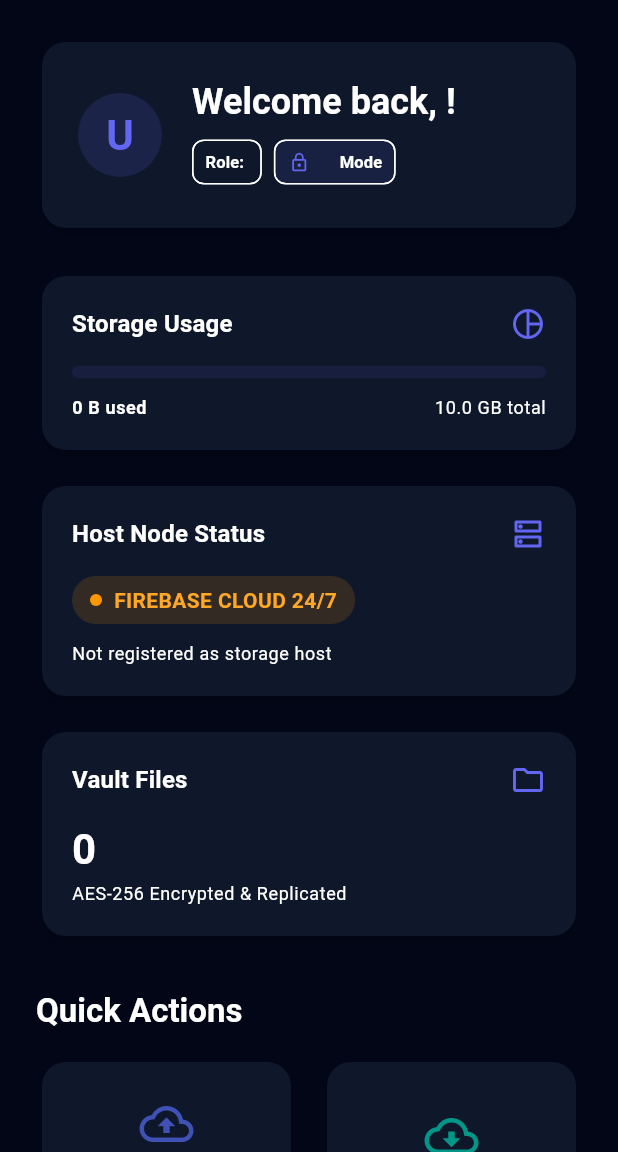
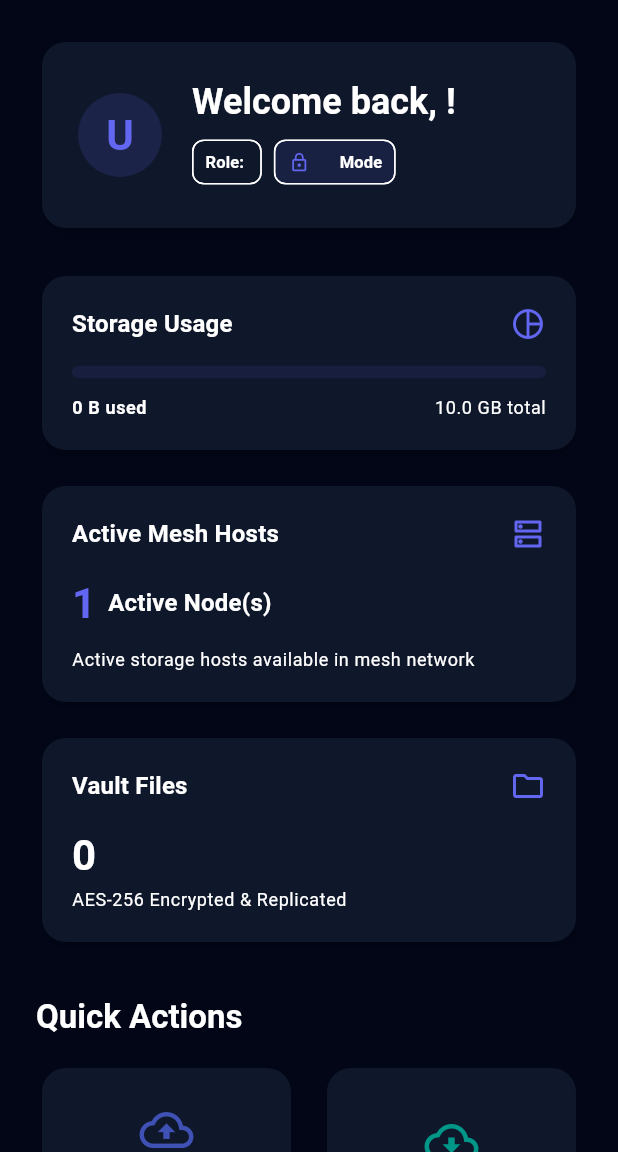
Before and after one commit to ashokpsgitech/Neurovault, a Flutter app: the DashboardScreen screen opened by its route, on a phone screen of 412 x 824 dp, the part 84-1236 px from its top. Run offline on Flutter 3.47's test engine with Material 3 defaults, Android fonts, the phone set to English and light mode, and no system bars; our stand-ins replace cloud_firestore, dio, file_picker, firebase_auth, firebase_core, firebase_storage and 5 more; missing offline and left inert: dart:html, pointycastle; accounts and stored records are empty; network calls fail.

Commit message:
Add active hosts count, restrict host upload/download options, and add persistent vault file caching

```diff
--- a/frontend/lib/features/dashboard/models/dashboard_stats_model.dart
+++ b/frontend/lib/features/dashboard/models/dashboard_stats_model.dart
@@ -7,6 +7,7 @@ class DashboardStatsModel {
   final int storageCapacityBytes;
   final int reservedStorageBytes;
   final String hostStatus;
+  final int activeHostsCount;
   final int totalFiles;
   final List<RecentActivityItem> recentActivities;
 
@@ -16,6 +17,7 @@ class DashboardStatsModel {
     this.storageCapacityBytes = 10 * 1024 * 1024 * 1024, // 10 GB default
     this.reservedStorageBytes = 5 * 1024 * 1024 * 1024,  // 5 GB default
     this.hostStatus = 'UNREGISTERED',
+    this.activeHostsCount = 1,
     this.totalFiles = 0,
     this.recentActivities = const [],
   });
@@ -31,6 +33,7 @@ class DashboardStatsModel {
     int? storageCapacityBytes,
     int? reservedStorageBytes,
     String? hostStatus,
+    int? activeHostsCount,
     int? totalFiles,
     List<RecentActivityItem>? recentActivities,
   }) {
@@ -40,6 +43,7 @@ class DashboardStatsModel {
       storageCapacityBytes: storageCapacityBytes ?? this.storageCapacityBytes,
       reservedStorageBytes: reservedStorageBytes ?? this.reservedStorageBytes,
       hostStatus: hostStatus ?? this.hostStatus,
+      activeHostsCount: activeHostsCount ?? this.activeHostsCount,
       totalFiles: totalFiles ?? this.totalFiles,
       recentActivities: recentActivities ?? this.recentActivities,
     );
--- a/frontend/lib/features/dashboard/screens/dashboard_screen.dart
+++ b/frontend/lib/features/dashboard/screens/dashboard_screen.dart
@@ -7,6 +7,8 @@ import '../../../providers/core_providers.dart';
 import '../../../widgets/custom_snackbar.dart';
 import '../../../widgets/debug_console_modal.dart';
 import '../../authentication/providers/auth_provider.dart';
+import '../../host/providers/host_provider.dart';
+import '../../host/providers/host_state.dart';
 import '../models/dashboard_stats_model.dart';
 import '../providers/dashboard_provider.dart';
 import '../providers/dashboard_state.dart';
@@ -127,7 +129,7 @@ class DashboardScreen extends ConsumerWidget {
                             children: [
                               Expanded(child: _buildStorageCard(context, stats)),
                               const SizedBox(width: 16),
-                              Expanded(child: _buildHostStatusCard(context, stats)),
+                              Expanded(child: _buildHostStatusCard(context, ref, stats)),
                               const SizedBox(width: 16),
                               Expanded(child: _buildFilesCard(context, stats)),
                             ],
@@ -135,7 +137,7 @@ class DashboardScreen extends ConsumerWidget {
                         else ...[
                           _buildStorageCard(context, stats),
                           const SizedBox(height: 16),
-                          _buildHostStatusCard(context, stats),
+                          _buildHostStatusCard(context, ref, stats),
                           const SizedBox(height: 16),
                           _buildFilesCard(context, stats),
                         ],
@@ -147,7 +149,7 @@ class DashboardScreen extends ConsumerWidget {
                           style: theme.textTheme.titleLarge?.copyWith(fontWeight: FontWeight.bold),
                         ),
                         const SizedBox(height: 16),
-                        _buildQuickActionsGrid(context, isDesktop),
+                        _buildQuickActionsGrid(context, ref, isDesktop),
                         const SizedBox(height: 32),
 
                         // Recent Activity Section
@@ -282,9 +284,10 @@ class DashboardScreen extends ConsumerWidget {
     );
   }
 
-  Widget _buildHostStatusCard(BuildContext context, DashboardStatsModel stats) {
+  Widget _buildHostStatusCard(BuildContext context, WidgetRef ref, DashboardStatsModel stats) {
     final theme = Theme.of(context);
-    final isOnline = stats.hostStatus == 'ONLINE';
+    final hostState = ref.watch(hostProvider);
+    final isHostActive = hostState is HostEnabled;
 
     return Card(
       child: Padding(
@@ -295,38 +298,24 @@ class DashboardScreen extends ConsumerWidget {
             Row(
               mainAxisAlignment: MainAxisAlignment.spaceBetween,
               children: [
-                Text('Host Node Status', style: theme.textTheme.titleMedium?.copyWith(fontWeight: FontWeight.bold)),
-                Icon(Icons.dns_outlined, color: isOnline ? Colors.green : theme.colorScheme.primary),
+                Text('Active Mesh Hosts', style: theme.textTheme.titleMedium?.copyWith(fontWeight: FontWeight.bold)),
+                Icon(Icons.dns_outlined, color: isHostActive ? Colors.green : theme.colorScheme.primary),
               ],
             ),
             const SizedBox(height: 16),
-            Container(
-              padding: const EdgeInsets.symmetric(horizontal: 12, vertical: 6),
-              decoration: BoxDecoration(
-                color: isOnline ? Colors.green.withOpacity(0.15) : Colors.orange.withOpacity(0.15),
-                borderRadius: BorderRadius.circular(20),
-              ),
-              child: Row(
-                mainAxisSize: MainAxisSize.min,
+            Row(
               children: [
-                  CircleAvatar(
-                    radius: 4,
-                    backgroundColor: isOnline ? Colors.green : Colors.orange,
+                Text(
+                  '${stats.activeHostsCount}',
+                  style: theme.textTheme.headlineMedium?.copyWith(fontWeight: FontWeight.bold, color: theme.colorScheme.primary),
                 ),
                 const SizedBox(width: 8),
-                  Text(
-                    stats.hostStatus,
-                    style: TextStyle(
-                      fontWeight: FontWeight.bold,
-                      color: isOnline ? Colors.green.shade400 : Colors.orange.shade400,
-                    ),
-                  ),
+                Text('Active Node(s)', style: theme.textTheme.titleMedium?.copyWith(fontWeight: FontWeight.w600)),
               ],
-              ),
             ),
             const SizedBox(height: 12),
             Text(
-              isOnline ? 'Active Micro-Server node' : 'Not registered as storage host',
+              isHostActive ? 'This device is currently an active host node' : 'Active storage hosts available in mesh network',
               style: theme.textTheme.bodySmall?.copyWith(color: theme.colorScheme.onSurfaceVariant),
             ),
           ],
@@ -366,8 +355,23 @@ class DashboardScreen extends ConsumerWidget {
     );
   }
 
-  Widget _buildQuickActionsGrid(BuildContext context, bool isDesktop) {
-    final actions = [
+  Widget _buildQuickActionsGrid(BuildContext context, WidgetRef ref, bool isDesktop) {
+    final hostState = ref.watch(hostProvider);
+    final isHostActive = hostState is HostEnabled;
+
+    final actions = isHostActive
+        ? [
+            _ActionItem('Host Subsystem', 'Manage container & node telemetry', Icons.storage_outlined, Colors.green, () {
+              context.go('/host');
+            }),
+            _ActionItem('Vault Files Index', 'View encrypted file list', Icons.folder_outlined, Colors.indigo, () {
+              context.go('/files');
+            }),
+            _ActionItem('Settings', 'Coordinator URL & interval', Icons.settings_outlined, Colors.purple, () {
+              context.go('/settings');
+            }),
+          ]
+        : [
             _ActionItem('Upload File', 'Encrypt & stream chunk blocks', Icons.cloud_upload_outlined, Colors.indigo, () {
               context.go('/files');
             }),
```
Also changed, not shown: frontend/lib/core/firebase/firebase_service.dart (+41 -0 lines), frontend/lib/core/storage/local_file_cache_service.dart (added, +102 -0 lines), frontend/lib/features/dashboard/data/dashboard_repository.dart (+16 -2 lines), frontend/lib/features/files/data/file_repository.dart (+8 -3 lines), frontend/lib/features/files/models/file_metadata_model.dart (+12 -1 lines), frontend/lib/features/files/screens/file_manager_screen.dart (+27 -1 lines). Lines whose indentation alone changed are shown as unchanged.
